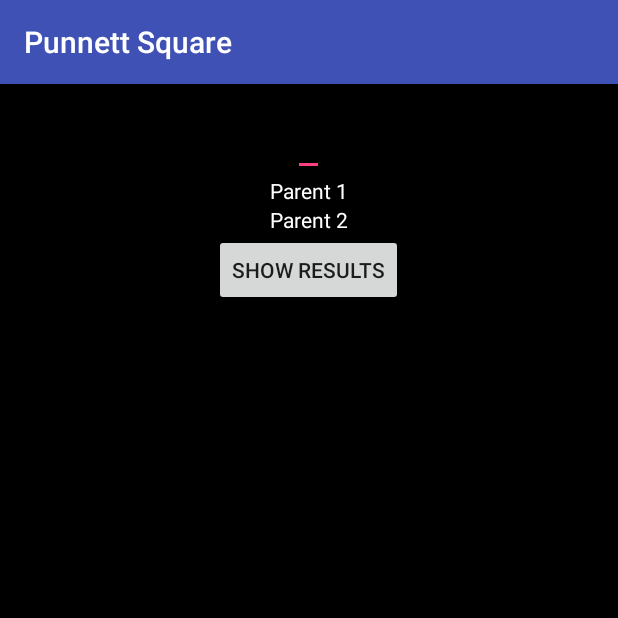
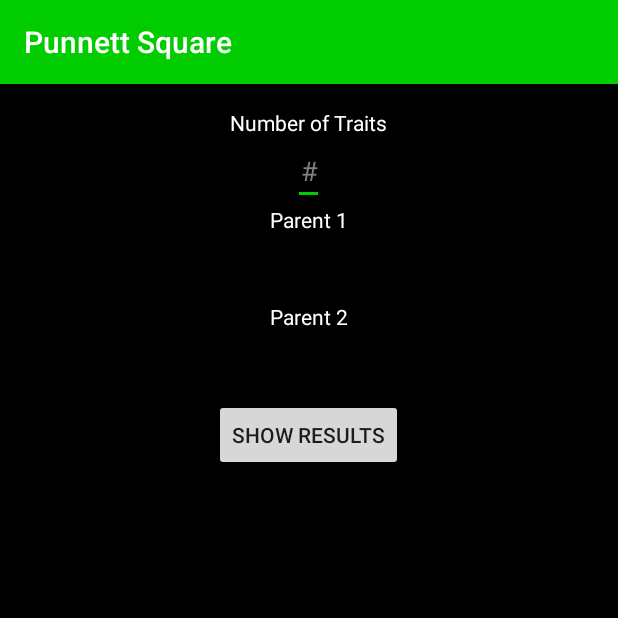
Before and after one commit to ThePieMonster/PunnettSquare, an Android app: the screen it shows after launch (MainActivity), on a phone screen of 412 x 824 dp, the top half of it. Run offline under Robolectric (Android 15) with nearby library versions, the phone set to English and light mode, and no system bars.

Commit message:
Updated layout, added spacing and color scheme

```diff
--- a/app/src/main/java/net/piestudios/app/punnettsquare/MainActivity.java
+++ b/app/src/main/java/net/piestudios/app/punnettsquare/MainActivity.java
@@ -15,6 +15,7 @@ import android.text.InputFilter;
 import android.text.Spanned;
 
 public class MainActivity extends AppCompatActivity {
+
     // Number of traits box and variable
     EditText numberoftraitslistner;
     int numberoftraits;
@@ -53,8 +54,7 @@ public class MainActivity extends AppCompatActivity {
             @Override
             public void onTextChanged(CharSequence s, int start, int before, int count) {
                 // InputFilterMinMax function call
-                EditText et = (EditText) findViewById(R.id.numberoftraitsbox);
-                et.setFilters(new InputFilter[]{ new InputFilterMinMax("1", "3")});
+                numberoftraitslistner.setFilters(new InputFilter[]{ new InputFilterMinMax("1", "3")});
             }
 
             @Override
@@ -63,6 +63,15 @@ public class MainActivity extends AppCompatActivity {
                     // Reset row values when new number is entered
                     row1.removeAllViews();
                     row2.removeAllViews();
+                    if (numberoftraitslistner.getText().toString().length() == 0) {
+                        row1.addView(new EditText(getApplicationContext()));
+                        //((EditText) row1.getVirtualChildAt(0)).setText("NA");
+                        ((EditText) row1.getVirtualChildAt(0)).setVisibility(View.INVISIBLE);
+                        row2.addView(new EditText(getApplicationContext()));
+                        //((EditText) row2.getVirtualChildAt(0)).setText("NA");
+                        ((EditText) row2.getVirtualChildAt(0)).setVisibility(View.INVISIBLE);
+                    }
+
 
                     // Set numberoftraits to a string (value can be viewed as a toast for testing)
                     numberoftraits = Integer.parseInt(s.toString());
--- a/app/src/main/res/layout/activity_main.xml
+++ b/app/src/main/res/layout/activity_main.xml
@@ -11,6 +11,14 @@
     android:background="@color/colorBlack"
     tools:context="net.piestudios.app.punnettsquare.MainActivity">
 
+    <TextView
+        android:text="Number of Traits"
+        android:textColor="@color/colorWhite"
+        android:layout_width="wrap_content"
+        android:layout_height="wrap_content"
+        android:layout_alignParentTop="true"
+        android:layout_centerHorizontal="true"
+        android:id="@+id/numbertextView" />
 
     <EditText
         android:layout_width="wrap_content"
@@ -18,8 +26,9 @@
         android:inputType="number"
         android:layout_centerHorizontal="true"
         android:textColor="@color/colorWhite"
+        android:textColorHint="@color/colorGray"
         android:hint="#"
-        android:layout_alignParentTop="true"
+        android:layout_below="@+id/numbertextView"
         android:id="@+id/numberoftraitsbox"
         android:maxLength="1"
         android:ellipsize="end"
@@ -39,7 +48,13 @@
                 android:text="Parent 1"/>
         </TableRow>
         <TableRow
-            android:id="@+id/row1"></TableRow>
+            android:id="@+id/row1">
+
+            <EditText
+                android:layout_height="wrap_content"
+                android:layout_width="wrap_content"
+                android:visibility="invisible" />
+        </TableRow>
         <TableRow>
             <TextView
                 android:layout_width="wrap_content"
@@ -48,7 +63,13 @@
                 android:text="Parent 2"/>
         </TableRow>
         <TableRow
-            android:id="@+id/row2"></TableRow>
+            android:id="@+id/row2">
+
+            <EditText
+                android:layout_height="wrap_content"
+                android:layout_width="wrap_content"
+                android:visibility="invisible" />
+        </TableRow>
     </TableLayout>
 
     <Button
@@ -68,5 +89,4 @@
         android:id="@+id/square">
 
     </TableLayout>
-
 </RelativeLayout>
--- a/app/src/main/res/values/colors.xml
+++ b/app/src/main/res/values/colors.xml
@@ -1,8 +1,9 @@
 <?xml version="1.0" encoding="utf-8"?>
 <resources>
-    <color name="colorPrimary">#3F51B5</color>
-    <color name="colorPrimaryDark">#303F9F</color>
-    <color name="colorAccent">#FF4081</color>
+    <color name="colorPrimary">#00CC00</color><!-- 3F51B5 -->
+    <color name="colorPrimaryDark">#00B700</color><!-- 303F9F -->
+    <color name="colorAccent">#00CC00</color><!-- cursor -->
     <color name="colorBlack">#000000</color>
     <color name="colorWhite">#FFFFFF</color>
+    <color name="colorGray">#808080</color>
 </resources>
```
